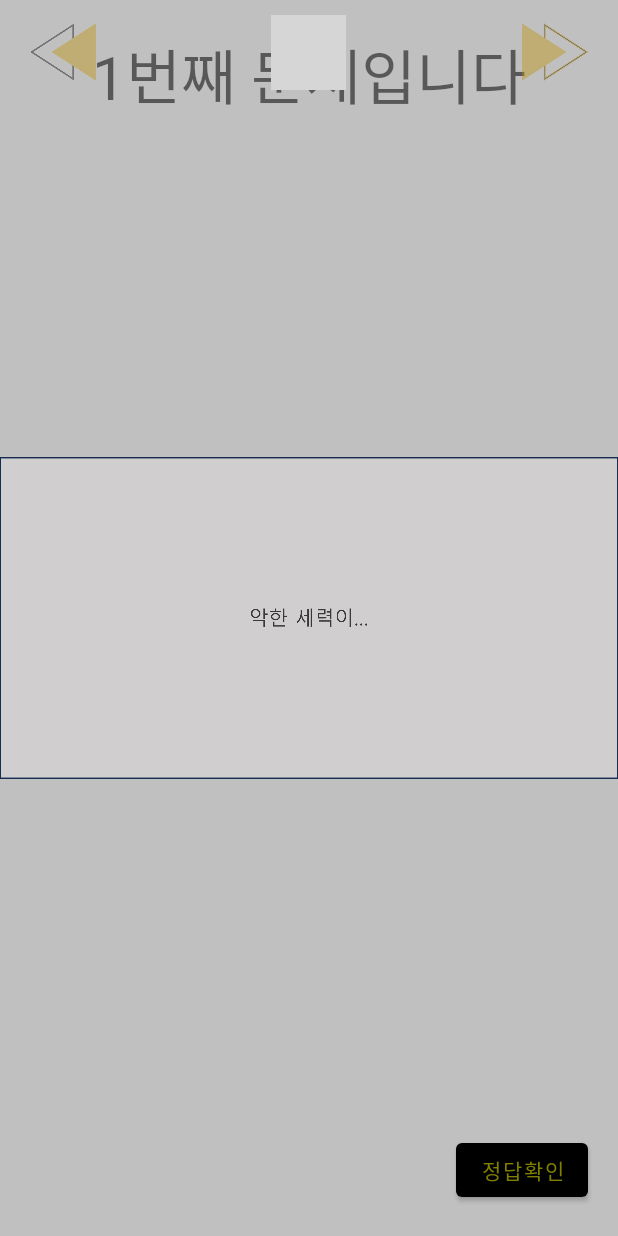
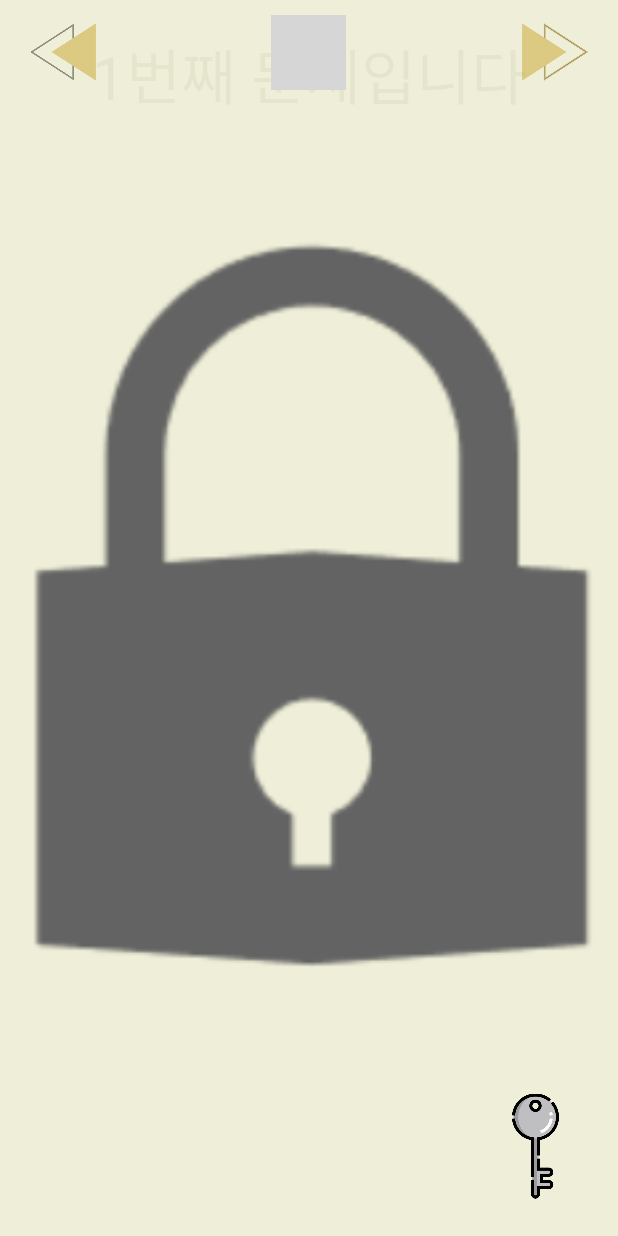
Before and after one commit to hochany95/impteenSummer, an Android app: the MainActivity screen opened directly, with no data from a screen before it, on a phone screen of 412 x 824 dp. Run offline under Robolectric (Android 15) with nearby library versions, the phone set to English and light mode, and no system bars; grey boxes are pictures that could not be loaded.

Commit message:
add lock screen init

```diff
--- a/EscapeRoomApp/app/src/main/java/com/impacteen/hochan/escaperoomapp/MainActivity.java
+++ b/EscapeRoomApp/app/src/main/java/com/impacteen/hochan/escaperoomapp/MainActivity.java
@@ -50,7 +50,6 @@ public class MainActivity extends AppCompatActivity implements AnswerEventListen
                 if(currentStage == MissionFragment01.CURRENT_STAGE){
                     onBackPressed();
                 }else{
-//                    Toast.makeText(getApplicationContext(), "prev pressed", Toast.LENGTH_SHORT).show();
                     changeFragment(currentStage-1);
                 }
 
@@ -61,7 +60,7 @@ public class MainActivity extends AppCompatActivity implements AnswerEventListen
         helpBtn.setOnClickListener(new View.OnClickListener() {
             @Override
             public void onClick(View view) {
-
+                Toast.makeText(getApplicationContext(), "call help - To-Do", Toast.LENGTH_SHORT).show();
             }
         });
 
--- a/EscapeRoomApp/app/src/main/res/layout/fragment_mission01.xml
+++ b/EscapeRoomApp/app/src/main/res/layout/fragment_mission01.xml
@@ -21,16 +21,37 @@
 
     <ImageView
         android:id="@+id/imageView1"
-        android:layout_width="wrap_content"
-        android:layout_height="wrap_content"
-        android:src="@drawable/initscript" />
+        android:layout_width="match_parent"
+        android:layout_height="match_parent"
+        android:adjustViewBounds="true"
+        android:visibility="invisible"
+        android:src="@drawable/sample_image" />
 
-    <Button
+
+
+    <FrameLayout
+        android:id="@+id/lockScreen1"
+        android:layout_width="match_parent"
+        android:layout_height="match_parent"
+        android:background="@color/beige"
+        android:alpha="0.9"
+        >
+        <ImageView
+            android:layout_width="match_parent"
+            android:layout_height="match_parent"
+            android:src="@drawable/lock"
+            />
+    </FrameLayout>
+
+    <ImageView
         android:id="@+id/answer1"
-        android:layout_width="wrap_content"
-        android:layout_height="wrap_content"
+        android:layout_width="70dp"
+        android:layout_height="80dp"
         android:layout_alignParentBottom="true"
         android:layout_alignParentRight="true"
         android:layout_margin="20dp"
-        android:text="정답확인" />
+        android:src="@drawable/iconkeys"
+        android:maxHeight="40dp"
+        android:maxWidth="20dp" />
+
 </RelativeLayout>
```
Also changed, not shown: EscapeRoomApp/app/src/main/res/layout/fragment_mission02.xml (+4 -3 lines), EscapeRoomApp/app/src/main/res/layout/fragment_mission03.xml (+4 -3 lines), EscapeRoomApp/app/src/main/res/layout/fragment_mission04.xml (+4 -3 lines), EscapeRoomApp/app/src/main/res/layout/fragment_mission05.xml (+4 -3 lines), EscapeRoomApp/app/src/main/res/layout/fragment_mission06.xml (+4 -3 lines), EscapeRoomApp/app/src/main/res/layout/fragment_mission07.xml (+4 -3 lines), EscapeRoomApp/app/src/main/res/layout/fragment_mission08.xml (+4 -3 lines), EscapeRoomApp/app/src/main/res/layout/fragment_mission09.xml (+4 -3 lines), EscapeRoomApp/app/src/main/res/layout/fragment_mission10.xml (+4 -3 lines), EscapeRoomApp/app/src/main/res/drawable/iconkeys.png (added), EscapeRoomApp/app/src/main/res/drawable/lock.png (added), EscapeRoomApp/app/src/main/res/drawable/sample_image.png (added).
